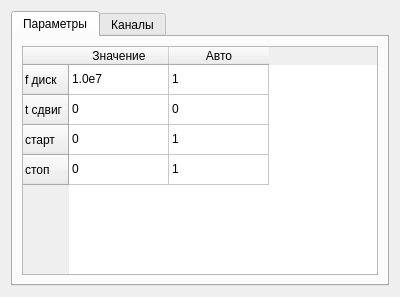
The window that ui/oscilloscoppage.ui (Asmedyanov/SignalViewer_GunTeam) describes before a commit, drawn with Qt 5.
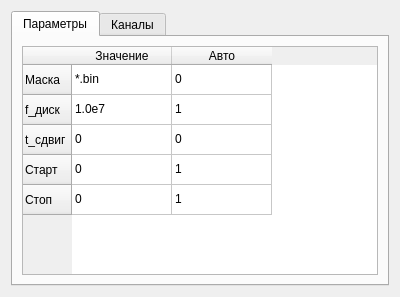
The same window after the commit.

Diff of the .ui file:
```diff
--- a/ui/oscilloscoppage.ui
+++ b/ui/oscilloscoppage.ui
@@ -32,22 +32,27 @@
             <widget class="QTableWidget" name="tableWidget">
              <row>
               <property name="text">
-               <string>f диск</string>
+               <string>Маска</string>
               </property>
              </row>
              <row>
               <property name="text">
-               <string>t сдвиг</string>
+               <string>f_диск</string>
               </property>
              </row>
              <row>
               <property name="text">
-               <string>старт</string>
+               <string>t_сдвиг</string>
               </property>
              </row>
              <row>
               <property name="text">
-               <string>стоп</string>
+               <string>Старт</string>
+              </property>
+             </row>
+             <row>
+              <property name="text">
+               <string>Стоп</string>
               </property>
              </row>
              <column>
@@ -62,22 +67,22 @@
              </column>
              <item row="0" column="0">
               <property name="text">
-               <string>1.0e7</string>
+               <string>*.bin</string>
               </property>
              </item>
              <item row="0" column="1">
               <property name="text">
-               <string>1</string>
+               <string>0</string>
               </property>
              </item>
              <item row="1" column="0">
               <property name="text">
-               <string>0</string>
+               <string>1.0e7</string>
               </property>
              </item>
              <item row="1" column="1">
               <property name="text">
-               <string>0</string>
+               <string>1</string>
               </property>
              </item>
              <item row="2" column="0">
@@ -87,7 +92,7 @@
              </item>
              <item row="2" column="1">
               <property name="text">
-               <string>1</string>
+               <string>0</string>
               </property>
              </item>
              <item row="3" column="0">
@@ -100,6 +105,16 @@
                <string>1</string>
               </property>
              </item>
+             <item row="4" column="0">
+              <property name="text">
+               <string>0</string>
+              </property>
+             </item>
+             <item row="4" column="1">
+              <property name="text">
+               <string>1</string>
+              </property>
+             </item>
             </widget>
            </item>
           </layout>
```
